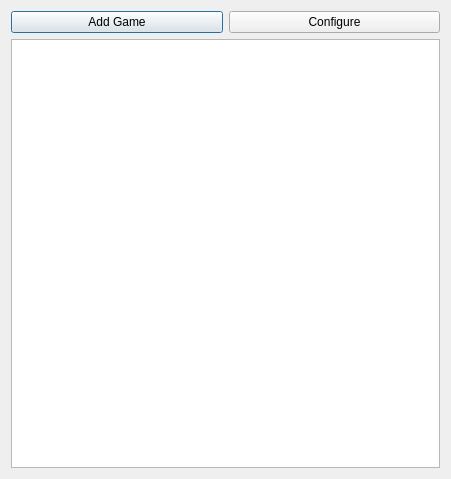
Qt form ui/Ui_Main.ui (rgooler/steam_achievement_stats_watcher) before a commit.
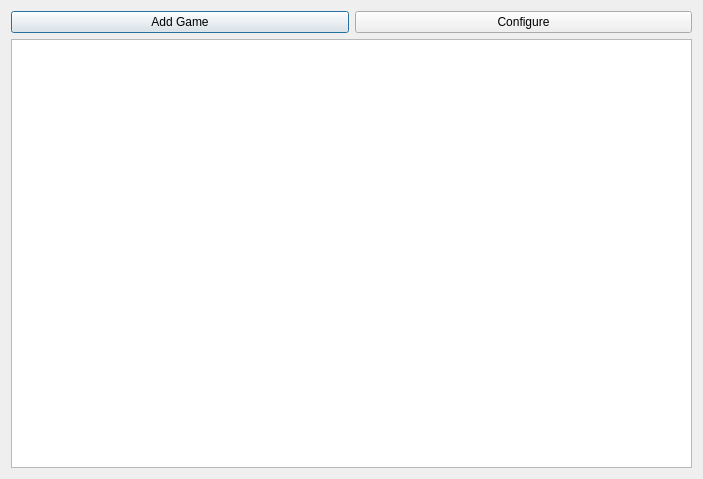
The same form after that commit. Icons and pictures are not drawn.

```diff
--- a/ui/Ui_Main.ui
+++ b/ui/Ui_Main.ui
@@ -9,7 +9,7 @@
    <rect>
     <x>0</x>
     <y>0</y>
-    <width>451</width>
+    <width>703</width>
     <height>479</height>
    </rect>
   </property>
@@ -43,7 +43,50 @@
     </layout>
    </item>
    <item>
-    <widget class="QTreeView" name="treeView"/>
+    <widget class="QTableWidget" name="stats">
+     <property name="sizeAdjustPolicy">
+      <enum>QAbstractScrollArea::AdjustToContents</enum>
+     </property>
+     <property name="editTriggers">
+      <set>QAbstractItemView::NoEditTriggers</set>
+     </property>
+     <property name="alternatingRowColors">
+      <bool>true</bool>
+     </property>
+     <property name="selectionBehavior">
+      <enum>QAbstractItemView::SelectRows</enum>
+     </property>
+     <property name="sortingEnabled">
+      <bool>true</bool>
+     </property>
+     <property name="columnCount">
+      <number>3</number>
+     </property>
+     <attribute name="horizontalHeaderVisible">
+      <bool>false</bool>
+     </attribute>
+     <attribute name="horizontalHeaderCascadingSectionResizes">
+      <bool>false</bool>
+     </attribute>
+     <attribute name="horizontalHeaderHighlightSections">
+      <bool>false</bool>
+     </attribute>
+     <attribute name="horizontalHeaderShowSortIndicator" stdset="0">
+      <bool>false</bool>
+     </attribute>
+     <attribute name="horizontalHeaderStretchLastSection">
+      <bool>true</bool>
+     </attribute>
+     <attribute name="verticalHeaderVisible">
+      <bool>false</bool>
+     </attribute>
+     <attribute name="verticalHeaderHighlightSections">
+      <bool>false</bool>
+     </attribute>
+     <column/>
+     <column/>
+     <column/>
+    </widget>
    </item>
   </layout>
  </widget>
```
